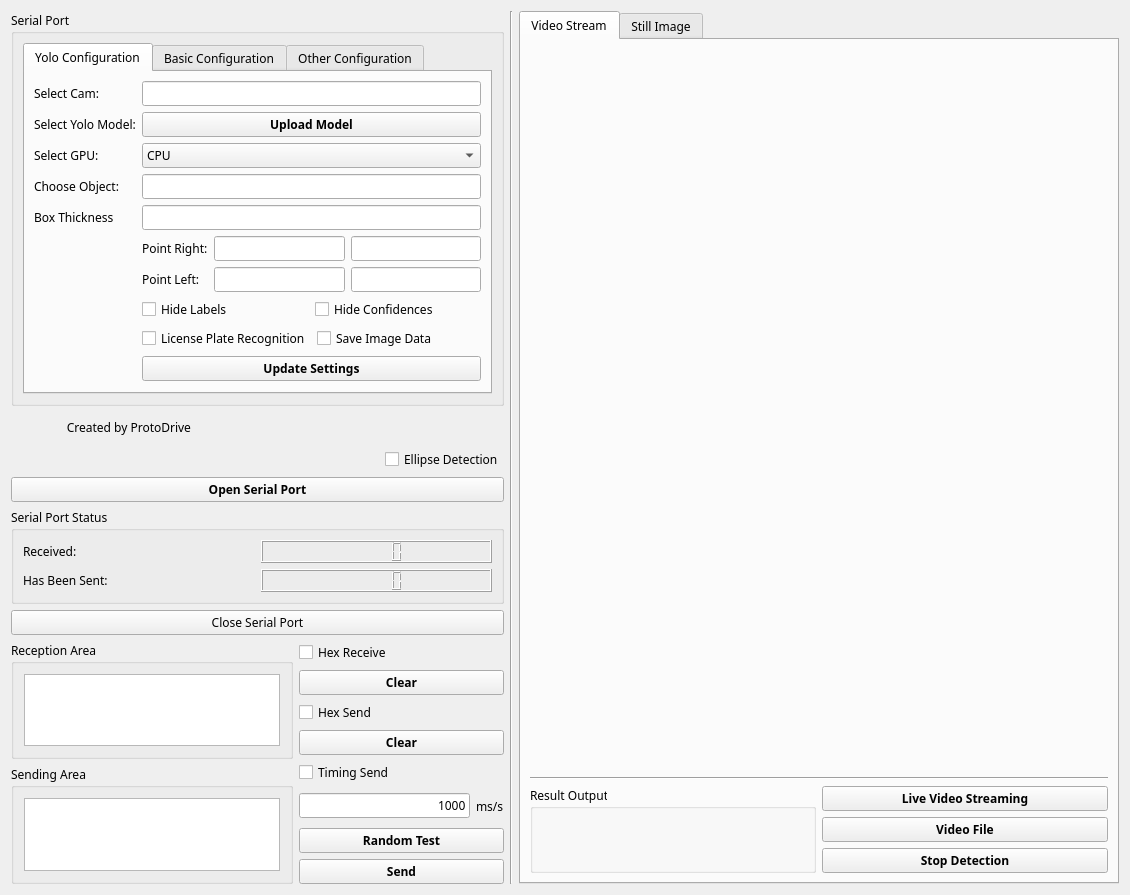
Before: the Qt Designer form ui.ui in Kienle4562/GUI_Pyqt_YoloV5, drawn with Qt 5.
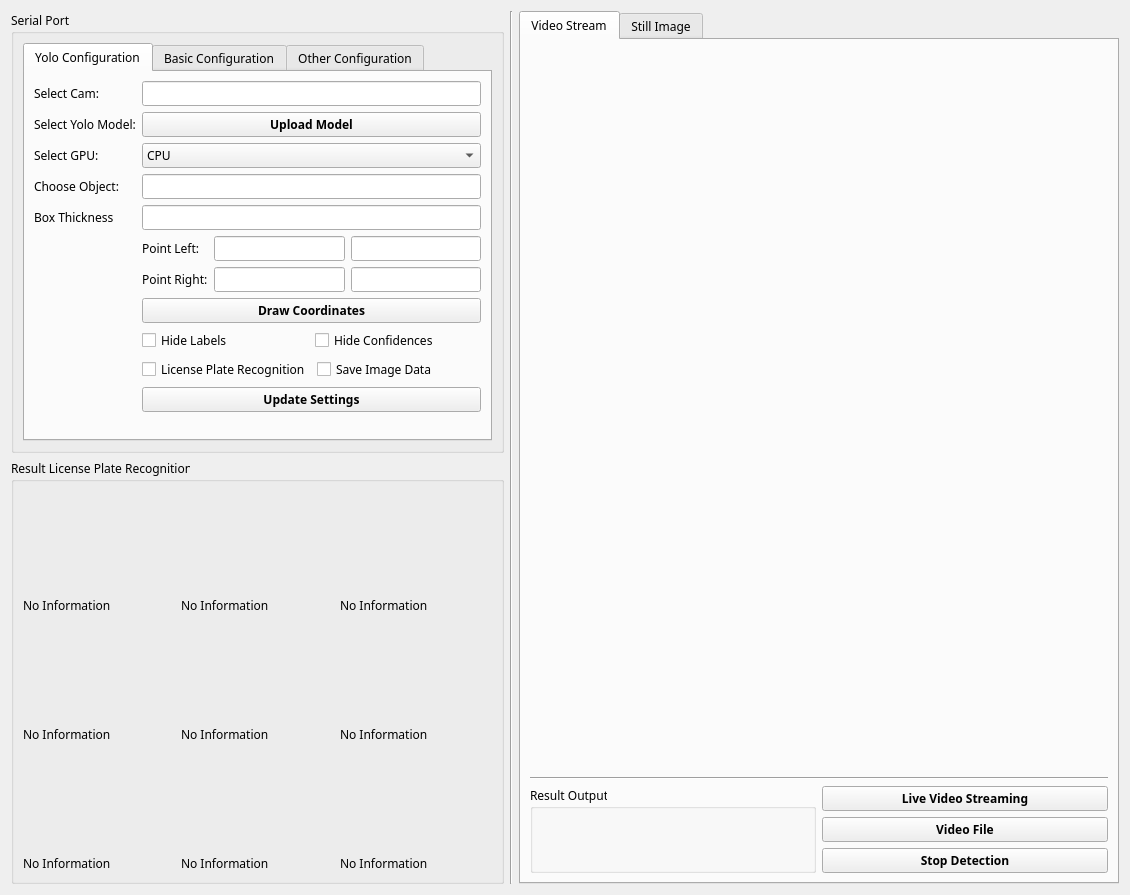
After: the same form once the commit is applied. The open tabs and pages were chosen to show the change.

Diff of the .ui file:
```diff
--- a/ui.ui
+++ b/ui.ui
@@ -40,6 +40,7 @@
          <widget class="QTabWidget" name="tabWidget">
           <property name="font">
            <font>
+            <family>UTM Avo</family>
             <pointsize>9</pointsize>
            </font>
           </property>
@@ -57,6 +58,7 @@
                <widget class="QLabel" name="labe_select_input">
                 <property name="font">
                  <font>
+                  <family>UTM Avo</family>
                   <pointsize>9</pointsize>
                  </font>
                 </property>
@@ -72,6 +74,7 @@
                 </property>
                 <property name="font">
                  <font>
+                  <family>UTM Avo</family>
                   <pointsize>9</pointsize>
                  </font>
                 </property>
@@ -87,6 +90,7 @@
                <widget class="QLabel" name="label_select_yolo_model">
                 <property name="font">
                  <font>
+                  <family>UTM Avo</family>
                   <pointsize>9</pointsize>
                  </font>
                 </property>
@@ -99,6 +103,7 @@
                <widget class="QPushButton" name="pushButton_upload_yolo">
                 <property name="font">
                  <font>
+                  <family>UTM Avo</family>
                   <pointsize>9</pointsize>
                   <weight>75</weight>
                   <bold>true</bold>
@@ -113,6 +118,7 @@
                <widget class="QLabel" name="label_select_GPU">
                 <property name="font">
                  <font>
+                  <family>UTM Avo</family>
                   <pointsize>9</pointsize>
                  </font>
                 </property>
@@ -125,6 +131,7 @@
                <widget class="QComboBox" name="select_GPU">
                 <property name="font">
                  <font>
+                  <family>UTM Avo</family>
                   <pointsize>9</pointsize>
                  </font>
                 </property>
@@ -144,6 +151,7 @@
                <widget class="QLabel" name="label_choose_object">
                 <property name="font">
                  <font>
+                  <family>UTM Avo</family>
                   <pointsize>9</pointsize>
                  </font>
                 </property>
@@ -152,10 +160,27 @@
                 </property>
                </widget>
               </item>
+              <item row="3" column="1">
+               <widget class="QLineEdit" name="choose_object">
+                <property name="font">
+                 <font>
+                  <family>UTM Avo</family>
+                  <pointsize>9</pointsize>
+                 </font>
+                </property>
+                <property name="text">
+                 <string/>
+                </property>
+                <property name="echoMode">
+                 <enum>QLineEdit::Normal</enum>
+                </property>
+               </widget>
+              </item>
               <item row="4" column="0">
                <widget class="QLabel" name="label_box_thickness">
                 <property name="font">
                  <font>
+                  <family>UTM Avo</family>
                   <pointsize>9</pointsize>
                  </font>
                 </property>
@@ -168,6 +193,7 @@
                <widget class="QLineEdit" name="box_thickness">
                 <property name="font">
                  <font>
+                  <family>UTM Avo</family>
                   <pointsize>9</pointsize>
                  </font>
                 </property>
@@ -178,10 +204,11 @@
               </item>
               <item row="5" column="1">
                <layout class="QGridLayout" name="gridLayout_14">
-                <item row="2" column="0">
+                <item row="0" column="0">
                  <widget class="QLabel" name="label_point_left">
                   <property name="font">
                    <font>
+                    <family>UTM Avo</family>
                     <pointsize>9</pointsize>
                    </font>
                   </property>
@@ -190,10 +217,50 @@
                   </property>
                  </widget>
                 </item>
-                <item row="0" column="0">
+                <item row="0" column="1">
+                 <widget class="QLineEdit" name="point_Ax">
+                  <property name="font">
+                   <font>
+                    <family>UTM Avo</family>
+                    <pointsize>9</pointsize>
+                   </font>
+                  </property>
+                  <property name="echoMode">
+                   <enum>QLineEdit::Normal</enum>
+                  </property>
+                 </widget>
+                </item>
+                <item row="0" column="2">
+                 <widget class="QLineEdit" name="point_Ay">
+                  <property name="font">
+                   <font>
+                    <family>UTM Avo</family>
+                    <pointsize>9</pointsize>
+                   </font>
+                  </property>
+                  <property name="echoMode">
+                   <enum>QLineEdit::Normal</enum>
+                  </property>
+                 </widget>
+                </item>
+                <item row="2" column="1">
+                 <widget class="QLineEdit" name="point_Bx">
+                  <property name="font">
+                   <font>
+                    <family>UTM Avo</family>
+                    <pointsize>9</pointsize>
+                   </font>
+                  </property>
+                  <property name="echoMode">
+                   <enum>QLineEdit::Normal</enum>
+                  </property>
+                 </widget>
+                </item>
+                <item row="2" column="0">
                  <widget class="QLabel" name="label_point_right">
                   <property name="font">
                    <font>
+                    <family>UTM Avo</family>
                     <pointsize>9</pointsize>
                    </font>
                   </property>
@@ -202,47 +269,11 @@
                   </property>
                  </widget>
                 </item>
-                <item row="0" column="1">
-                 <widget class="QLineEdit" name="point_A">
-                  <property name="font">
-                   <font>
-                    <pointsize>9</pointsize>
-                   </font>
-                  </property>
-                  <property name="echoMode">
-                   <enum>QLineEdit::Normal</enum>
-                  </property>
-                 </widget>
-                </item>
-                <item row="2" column="1">
-                 <widget class="QLineEdit" name="point_D">
-                  <property name="font">
-                   <font>
-                    <family>UTM Avo</family>
-                    <pointsize>9</pointsize>
-                   </font>
-                  </property>
-                  <property name="echoMode">
-                   <enum>QLineEdit::Normal</enum>
-                  </property>
-                 </widget>
-                </item>
-                <item row="0" column="2">
-                 <widget class="QLineEdit" name="point_B">
-                  <property name="font">
-                   <font>
-                    <pointsize>9</pointsize>
-                   </font>
-                  </property>
-                  <property name="echoMode">
-                   <enum>QLineEdit::Normal</enum>
-                  </property>
-                 </widget>
-                </item>
                 <item row="2" column="2">
-                 <widget class="QLineEdit" name="point_C">
+                 <widget class="QLineEdit" name="point_By">
                   <property name="font">
                    <font>
+                    <family>UTM Avo</family>
                     <pointsize>9</pointsize>
                    </font>
                   </property>
@@ -253,12 +284,13 @@
                 </item>
                </layout>
               </item>
-              <item row="6" column="1">
+              <item row="7" column="1">
                <layout class="QGridLayout" name="gridLayout_13">
                 <item row="0" column="1">
                  <widget class="QCheckBox" name="hide_confidences">
                   <property name="font">
                    <font>
+                    <family>UTM Avo</family>
                     <pointsize>9</pointsize>
                    </font>
                   </property>
@@ -274,6 +306,7 @@
                  <widget class="QCheckBox" name="hide_labels">
                   <property name="font">
                    <font>
+                    <family>UTM Avo</family>
                     <pointsize>9</pointsize>
                    </font>
                   </property>
@@ -287,12 +320,13 @@
                 </item>
                </layout>
               </item>
-              <item row="7" column="1">
+              <item row="8" column="1">
                <layout class="QGridLayout" name="gridLayout_15">
                 <item row="0" column="0">
                  <widget class="QCheckBox" name="license_plate_recogniton">
                   <property name="font">
                    <font>
+                    <family>UTM Avo</family>
                     <pointsize>9</pointsize>
                    </font>
                   </property>
@@ -308,6 +342,7 @@
                  <widget class="QCheckBox" name="save_img_data">
                   <property name="font">
                    <font>
+                    <family>UTM Avo</family>
                     <pointsize>9</pointsize>
                    </font>
                   </property>
@@ -321,10 +356,11 @@
                 </item>
                </layout>
               </item>
-              <item row="8" column="1">
+              <item row="9" column="1">
                <widget class="QPushButton" name="buttonUpdateSettings">
                 <property name="font">
                  <font>
+                  <family>UTM Avo</family>
                   <pointsize>9</pointsize>
                   <weight>75</weight>
                   <bold>true</bold>
@@ -335,18 +371,18 @@
                 </property>
                </widget>
               </item>
-              <item row="3" column="1">
-               <widget class="QLineEdit" name="choose_object">
+              <item row="6" column="1">
+               <widget class="QPushButton" name="buttonDrawCoordinates">
                 <property name="font">
                  <font>
+                  <family>UTM Avo</family>
                   <pointsize>9</pointsize>
+                  <weight>75</weight>
+                  <bold>true</bold>
                  </font>
                 </property>
                 <property name="text">
-                 <string/>
-                </property>
-                <property name="echoMode">
-                 <enum>QLineEdit::Normal</enum>
+                 <string>Draw Coordinates</string>
                 </property>
                </widget>
               </item>
@@ -552,17 +588,33 @@
       </widget>
      </item>
      <item>
-      <widget class="QLabel" name="state_label">
+      <widget class="QGroupBox" name="groupBox_4">
+       <property name="font">
+        <font>
+         <family>UTM Avo</family>
+         <pointsize>9</pointsize>
+        </font>
+       </property>
+       <property name="title">
+        <string>Result License Plate Recognition</string>
+       </property>
+       <layout class="QGridLayout" name="gridLayout_7">
+        <item row="0" column="0">
+         <layout class="QHBoxLayout" name="horizontalLayout_LP">
+          <item>
+           <layout class="QVBoxLayout" name="verticalLayout_1">
+            <item>
+             <widget class="QLabel" name="label_lp_1">
        <property name="minimumSize">
         <size>
-         <width>0</width>
-         <height>30</height>
+                <width>100</width>
+                <height>100</height>
         </size>
        </property>
        <property name="maximumSize">
         <size>
-         <width>180</width>
-         <height>16777215</height>
+                <width>150</width>
+                <height>100</height>
         </size>
        </property>
        <property name="font">
@@ -572,139 +624,99 @@
         </font>
        </property>
        <property name="text">
-        <string>Created by ProtoDrive</string>
-       </property>
-       <property name="textFormat">
-        <enum>Qt::AutoText</enum>
-       </property>
-       <property name="scaledContents">
-        <bool>true</bool>
-       </property>
-       <property name="alignment">
-        <set>Qt::AlignRight|Qt::AlignTrailing|Qt::AlignVCenter</set>
-       </property>
+               <string/>
+              </property>
+             </widget>
+            </item>
+            <item>
+             <widget class="QLabel" name="text_label_lp_1">
+              <property name="text">
+               <string>No Information</string>
+              </property>
       </widget>
      </item>
      <item>
-      <layout class="QHBoxLayout" name="horizontalLayout_7">
-       <item>
-        <spacer name="horizontalSpacer">
-         <property name="font">
-          <font>
-           <pointsize>9</pointsize>
-          </font>
-         </property>
-         <property name="orientation">
-          <enum>Qt::Horizontal</enum>
-         </property>
-         <property name="sizeHint" stdset="0">
+             <widget class="QLabel" name="label_lp_2">
+              <property name="minimumSize">
+               <size>
+                <width>100</width>
+                <height>100</height>
+               </size>
+              </property>
+              <property name="maximumSize">
           <size>
-           <width>40</width>
-           <height>20</height>
-          </size>
-         </property>
-        </spacer>
-       </item>
-       <item>
-        <widget class="QCheckBox" name="checkBox_circle">
+                <width>150</width>
+                <height>100</height>
+               </size>
+              </property>
          <property name="font">
           <font>
            <family>UTM Avo</family>
            <pointsize>9</pointsize>
           </font>
          </property>
-         <property name="layoutDirection">
-          <enum>Qt::LeftToRight</enum>
-         </property>
          <property name="text">
-          <string>Ellipse Detection</string>
+               <string/>
          </property>
         </widget>
        </item>
-      </layout>
-     </item>
      <item>
-      <widget class="QPushButton" name="open_button">
-       <property name="font">
-        <font>
-         <family>UTM Avo</family>
-         <pointsize>9</pointsize>
-         <weight>75</weight>
-         <bold>true</bold>
-         <underline>false</underline>
-         <strikeout>false</strikeout>
-         <stylestrategy>PreferDefault</stylestrategy>
-         <kerning>true</kerning>
-        </font>
-       </property>
+             <widget class="QLabel" name="text_label_lp_2">
        <property name="text">
-        <string>Open Serial Port</string>
+               <string>No Information</string>
        </property>
       </widget>
      </item>
      <item>
-      <widget class="QGroupBox" name="formGroupBox">
-       <property name="font">
-        <font>
-         <family>UTM Avo</family>
-         <pointsize>9</pointsize>
-        </font>
-       </property>
-       <property name="title">
-        <string>Serial Port Status</string>
-       </property>
-       <layout class="QGridLayout" name="gridLayout_3">
-        <item row="0" column="0">
-         <layout class="QGridLayout" name="gridLayout_2">
-          <item row="2" column="0">
-           <widget class="QLabel" name="label_2">
+             <widget class="QLabel" name="label_lp_3">
+              <property name="minimumSize">
+               <size>
+                <width>100</width>
+                <height>100</height>
+               </size>
+              </property>
+              <property name="maximumSize">
+               <size>
+                <width>150</width>
+                <height>100</height>
+               </size>
+              </property>
             <property name="font">
              <font>
+                <family>UTM Avo</family>
               <pointsize>9</pointsize>
              </font>
             </property>
             <property name="text">
-             <string>Has Been Sent:</string>
+               <string/>
             </property>
            </widget>
           </item>
-          <item row="0" column="0">
-           <widget class="QLabel" name="label">
-            <property name="font">
-             <font>
-              <pointsize>9</pointsize>
-             </font>
-            </property>
+            <item>
+             <widget class="QLabel" name="text_label_lp_3">
             <property name="text">
-             <string>Received:</string>
+               <string>No Information</string>
             </property>
            </widget>
           </item>
-          <item row="2" column="1">
-           <widget class="QLCDNumber" name="rec_lcdNumber">
-            <property name="font">
-             <font>
-              <pointsize>9</pointsize>
-             </font>
-            </property>
-           </widget>
-          </item>
-          <item row="0" column="1">
-           <widget class="QLCDNumber" name="send_lcdNumber">
-            <property name="font">
-             <font>
-              <pointsize>9</pointsize>
-             </font>
-            </property>
-           </widget>
-          </item>
-         </layout>
-        </item>
-       </layout>
-      </widget>
-     </item>
+           </layout>
+          </item>
      <item>
-      <widget class="QPushButton" name="close_button">
+           <layout class="QVBoxLayout" name="verticalGroupBox_2">
+            <item>
+             <widget class="QLabel" name="label_lp_4">
+              <property name="minimumSize">
+               <size>
+                <width>100</width>
+                <height>100</height>
+               </size>
+              </property>
+              <property name="maximumSize">
+               <size>
+                <width>150</width>
+                <height>100</height>
+               </size>
+              </property>
        <property name="font">
         <font>
          <family>UTM Avo</family>
@@ -712,192 +724,131 @@
         </font>
        </property>
        <property name="text">
-        <string>Close Serial Port</string>
+               <string/>
        </property>
       </widget>
      </item>
      <item>
-      <layout class="QHBoxLayout" name="horizontalLayout">
-       <item>
-        <layout class="QVBoxLayout" name="verticalLayout_9">
-         <item>
-          <widget class="QGroupBox" name="verticalGroupBox">
-           <property name="font">
-            <font>
-             <family>UTM Avo</family>
-             <pointsize>9</pointsize>
-            </font>
-           </property>
-           <property name="title">
-            <string>Reception Area</string>
-           </property>
-           <layout class="QVBoxLayout" name="verticalLayout">
-            <property name="leftMargin">
-             <number>10</number>
-            </property>
-            <property name="topMargin">
-             <number>10</number>
-            </property>
-            <property name="rightMargin">
-             <number>10</number>
-            </property>
-            <property name="bottomMargin">
-             <number>10</number>
-            </property>
+             <widget class="QLabel" name="text_label_lp_4">
+              <property name="text">
+               <string>No Information</string>
+              </property>
+             </widget>
+            </item>
             <item>
-             <widget class="QTextBrowser" name="receive_text">
+             <widget class="QLabel" name="label_lp_5">
+              <property name="minimumSize">
+               <size>
+                <width>100</width>
+                <height>100</height>
+               </size>
+              </property>
               <property name="maximumSize">
                <size>
-                <width>16777215</width>
-                <height>500</height>
+                <width>150</width>
+                <height>100</height>
                </size>
               </property>
               <property name="font">
                <font>
+                <family>UTM Avo</family>
                 <pointsize>9</pointsize>
                </font>
               </property>
+              <property name="text">
+               <string/>
+              </property>
              </widget>
             </item>
-           </layout>
+            <item>
+             <widget class="QLabel" name="text_label_lp_5">
+              <property name="text">
+               <string>No Information</string>
+              </property>
           </widget>
          </item>
          <item>
-          <widget class="QGroupBox" name="verticalGroupBox_2">
-           <property name="font">
-            <font>
-             <family>UTM Avo</family>
-             <pointsize>9</pointsize>
-            </font>
-           </property>
-           <property name="title">
-            <string>Sending Area</string>
-           </property>
-           <layout class="QVBoxLayout" name="verticalLayout_2">
-            <property name="leftMargin">
-             <number>10</number>
-            </property>
-            <property name="topMargin">
-             <number>10</number>
-            </property>
-            <property name="rightMargin">
-             <number>10</number>
-            </property>
-            <property name="bottomMargin">
-             <number>10</number>
-            </property>
-            <item>
-             <widget class="QTextEdit" name="send_text">
+             <widget class="QLabel" name="label_lp_6">
+              <property name="minimumSize">
+               <size>
+                <width>100</width>
+                <height>100</height>
+               </size>
+              </property>
               <property name="maximumSize">
                <size>
-                <width>16777215</width>
-                <height>500</height>
+                <width>150</width>
+                <height>100</height>
                </size>
               </property>
               <property name="font">
                <font>
-                <pointsize>9</pointsize>
-               </font>
-              </property>
-              <property name="html">
-               <string>&lt;!DOCTYPE HTML PUBLIC &quot;-//W3C//DTD HTML 4.0//EN&quot; &quot;http://www.w3.org/TR/REC-html40/strict.dtd&quot;&gt;
-&lt;html&gt;&lt;head&gt;&lt;meta name=&quot;qrichtext&quot; content=&quot;1&quot; /&gt;&lt;style type=&quot;text/css&quot;&gt;
-p, li { white-space: pre-wrap; }
-&lt;/style&gt;&lt;/head&gt;&lt;body style=&quot; font-family:'UTM Avo'; font-size:9pt; font-weight:400; font-style:normal;&quot;&gt;
-&lt;p style=&quot;-qt-paragraph-type:empty; margin-top:0px; margin-bottom:0px; margin-left:0px; margin-right:0px; -qt-block-indent:0; text-indent:0px; font-family:'SimSun';&quot;&gt;&lt;br /&gt;&lt;/p&gt;&lt;/body&gt;&lt;/html&gt;</string>
-              </property>
-             </widget>
-            </item>
-           </layout>
-          </widget>
-         </item>
-        </layout>
-       </item>
-       <item>
-        <layout class="QVBoxLayout" name="verticalLayout_8">
-         <item>
-          <layout class="QVBoxLayout" name="verticalLayout_7">
-           <item>
-            <widget class="QCheckBox" name="hex_receive">
-             <property name="font">
-              <font>
                <family>UTM Avo</family>
                <pointsize>9</pointsize>
               </font>
              </property>
              <property name="text">
-              <string>Hex Receive</string>
+               <string/>
              </property>
             </widget>
            </item>
            <item>
-            <widget class="QPushButton" name="clear_button">
-             <property name="font">
-              <font>
-               <family>UTM Avo</family>
-               <pointsize>9</pointsize>
-               <weight>75</weight>
-               <bold>true</bold>
-              </font>
-             </property>
+             <widget class="QLabel" name="text_label_lp_6">
              <property name="text">
-              <string>Clear</string>
+               <string>No Information</string>
              </property>
             </widget>
            </item>
           </layout>
          </item>
          <item>
-          <layout class="QVBoxLayout" name="verticalLayout_6">
+           <layout class="QVBoxLayout" name="verticalGroupBox_3">
            <item>
-            <widget class="QCheckBox" name="hex_send">
-             <property name="font">
-              <font>
-               <family>UTM Avo</family>
-               <pointsize>9</pointsize>
-              </font>
-             </property>
-             <property name="text">
-              <string>Hex Send</string>
-             </property>
-            </widget>
-           </item>
-           <item>
-            <widget class="QPushButton" name="clear_button_2">
+             <widget class="QLabel" name="label_lp_7">
+              <property name="minimumSize">
+               <size>
+                <width>100</width>
+                <height>100</height>
+               </size>
+              </property>
+              <property name="maximumSize">
+               <size>
+                <width>150</width>
+                <height>100</height>
+               </size>
+              </property>
              <property name="font">
               <font>
                <family>UTM Avo</family>
                <pointsize>9</pointsize>
-               <weight>75</weight>
-               <bold>true</bold>
               </font>
              </property>
              <property name="text">
-              <string>Clear</string>
+               <string/>
              </property>
             </widget>
            </item>
-          </layout>
-         </item>
          <item>
-          <layout class="QVBoxLayout" name="verticalLayout_5">
-           <item>
-            <widget class="QCheckBox" name="timer_send_cb">
-             <property name="font">
-              <font>
-               <family>UTM Avo</family>
-               <pointsize>9</pointsize>
-              </font>
-             </property>
+             <widget class="QLabel" name="text_label_lp_7">
              <property name="text">
-              <string>Timing Send</string>
+               <string>No Information</string>
              </property>
             </widget>
            </item>
            <item>
-            <layout class="QHBoxLayout" name="horizontalLayout_5">
-             <item>
-              <widget class="QLineEdit" name="lineEdit_3">
+             <widget class="QLabel" name="label_lp_8">
+              <property name="minimumSize">
+               <size>
+                <width>100</width>
+                <height>100</height>
+               </size>
+              </property>
+              <property name="maximumSize">
+               <size>
+                <width>150</width>
+                <height>100</height>
+               </size>
+              </property>
                <property name="font">
                 <font>
                  <family>UTM Avo</family>
@@ -905,59 +856,46 @@
                 </font>
                </property>
                <property name="text">
-                <string>1000</string>
-               </property>
-               <property name="alignment">
-                <set>Qt::AlignRight|Qt::AlignTrailing|Qt::AlignVCenter</set>
-               </property>
+               <string/>
+              </property>
               </widget>
              </item>
              <item>
-              <widget class="QLabel" name="dw">
-               <property name="font">
-                <font>
-                 <family>UTM Avo</family>
-                 <pointsize>9</pointsize>
-                </font>
-               </property>
+             <widget class="QLabel" name="text_label_lp_8">
                <property name="text">
-                <string>ms/s</string>
+               <string>No Information</string>
                </property>
               </widget>
              </item>
-            </layout>
-           </item>
-          </layout>
-         </item>
          <item>
-          <layout class="QVBoxLayout" name="verticalLayout_4">
-           <item>
-            <widget class="QPushButton" name="pushButton">
+             <widget class="QLabel" name="label_lp_9">
+              <property name="minimumSize">
+               <size>
+                <width>100</width>
+                <height>100</height>
+               </size>
+              </property>
+              <property name="maximumSize">
+               <size>
+                <width>150</width>
+                <height>100</height>
+               </size>
+              </property>
              <property name="font">
               <font>
                <family>UTM Avo</family>
                <pointsize>9</pointsize>
-               <weight>75</weight>
-               <bold>true</bold>
               </font>
              </property>
              <property name="text">
-              <string>Random Test</string>
+               <string/>
              </property>
             </widget>
            </item>
            <item>
-            <widget class="QPushButton" name="send_button">
-             <property name="font">
-              <font>
-               <family>UTM Avo</family>
-               <pointsize>9</pointsize>
-               <weight>75</weight>
-               <bold>true</bold>
-              </font>
-             </property>
+             <widget class="QLabel" name="text_label_lp_9">
              <property name="text">
-              <string>Send</string>
+               <string>No Information</string>
              </property>
             </widget>
            </item>
@@ -966,6 +904,7 @@
         </layout>
        </item>
       </layout>
+      </widget>
      </item>
     </layout>
    </item>
@@ -973,6 +912,7 @@
     <widget class="Line" name="line_2">
      <property name="font">
       <font>
+       <family>UTM Avo</family>
        <pointsize>9</pointsize>
       </font>
      </property>
@@ -996,7 +936,7 @@
       </font>
      </property>
      <property name="currentIndex">
-      <number>1</number>
+      <number>0</number>
      </property>
      <widget class="QWidget" name="tab_3">
       <attribute name="title">
@@ -1019,6 +959,7 @@
          </property>
          <property name="font">
           <font>
+           <family>UTM Avo</family>
            <pointsize>9</pointsize>
           </font>
          </property>
@@ -1031,6 +972,7 @@
         <widget class="Line" name="line">
          <property name="font">
           <font>
+           <family>UTM Avo</family>
            <pointsize>9</pointsize>
           </font>
          </property>
@@ -1045,6 +987,7 @@
           <widget class="QGroupBox" name="groupBox_2">
            <property name="font">
             <font>
+             <family>UTM Avo</family>
              <pointsize>9</pointsize>
             </font>
            </property>
@@ -1056,6 +999,7 @@
              <widget class="QLabel" name="textBrowser_video">
               <property name="font">
                <font>
+                <family>UTM Avo</family>
                 <pointsize>9</pointsize>
                </font>
               </property>
@@ -1073,6 +1017,7 @@
             <widget class="QPushButton" name="pushButton_streaming">
              <property name="font">
               <font>
+               <family>UTM Avo</family>
                <pointsize>9</pointsize>
                <weight>75</weight>
                <bold>true</bold>
@@ -1087,6 +1032,7 @@
             <widget class="QPushButton" name="pushButton_loadmp4">
              <property name="font">
               <font>
+               <family>UTM Avo</family>
                <pointsize>9</pointsize>
                <weight>75</weight>
                <bold>true</bold>
@@ -1101,6 +1047,7 @@
             <widget class="QPushButton" name="pushButton_stopscan">
              <property name="font">
               <font>
+               <family>UTM Avo</family>
                <pointsize>9</pointsize>
                <weight>75</weight>
                <bold>true</bold>
```
Lines whose indentation alone changed are shown as unchanged.
